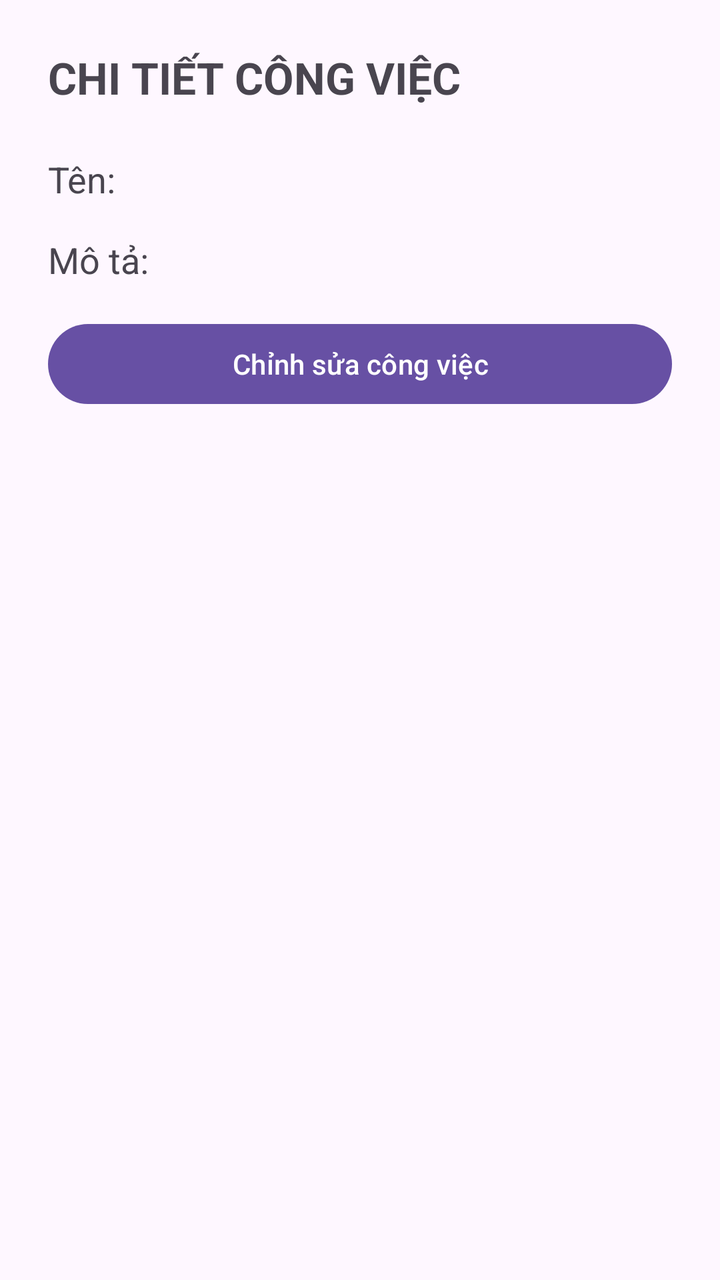
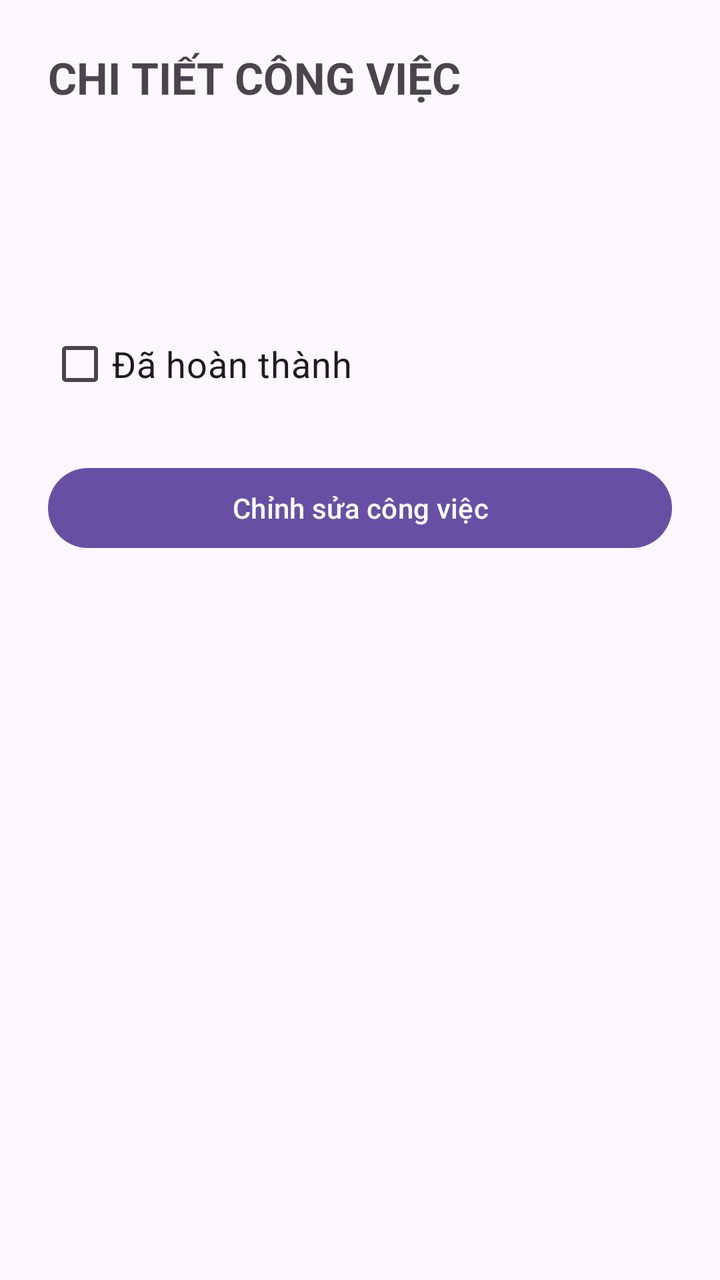

Two renders of the same Android screen: before a commit and after it. Below are the layout's source before the change and the commit's diff.
<!-- AndroidManifest.xml: application theme Theme.KiemTraLan2 -->
<!-- res/layout/activity_chi_tiet_cong_viec.xml -->
<?xml version="1.0" encoding="utf-8"?>
<LinearLayout xmlns:android="http://schemas.android.com/apk/res/android"
    android:layout_width="match_parent"
    android:layout_height="match_parent"
    android:orientation="vertical"
    android:padding="24dp">

    <TextView
        android:layout_width="wrap_content"
        android:layout_height="wrap_content"
        android:text="CHI TIẾT CÔNG VIỆC"
        android:textSize="22sp"
        android:textStyle="bold"
        android:layout_marginBottom="24dp"/>

    <TextView
        android:id="@+id/tvTenCongViec"
        android:layout_width="match_parent"
        android:layout_height="wrap_content"
        android:text="Tên: "
        android:textSize="18sp"
        android:layout_marginBottom="16dp"/>

    <TextView
        android:id="@+id/tvMoTa"
        android:layout_width="match_parent"
        android:layout_height="wrap_content"
        android:text="Mô tả: "
        android:textSize="18sp"/>

    <Button
        android:id="@+id/btnChinhSua"
        android:layout_width="match_parent"
        android:layout_height="wrap_content"
        android:text="Chỉnh sửa công việc"
        android:layout_marginTop="16dp"/>
</LinearLayout>
<!-- resources referenced by this layout -->
<resources>
  <style name="Theme.KiemTraLan2" parent="Base.Theme.KiemTraLan2" />
  <style name="Base.Theme.KiemTraLan2" parent="Theme.Material3.DayNight.NoActionBar">
          
          
      </style>
</resources>

<!-- the commit's change to res/layout/activity_chi_tiet_cong_viec.xml (unified diff, before → after) -->
@@ -17,7 +17,6 @@
         android:id="@+id/tvTenCongViec"
         android:layout_width="match_parent"
         android:layout_height="wrap_content"
-        android:text="Tên: "
         android:textSize="18sp"
         android:layout_marginBottom="16dp"/>
 
@@ -25,13 +24,21 @@
         android:id="@+id/tvMoTa"
         android:layout_width="match_parent"
         android:layout_height="wrap_content"
-        android:text="Mô tả: "
-        android:textSize="18sp"/>
+        android:textSize="18sp"
+        android:layout_marginBottom="16dp"/>
+
+    
+    <CheckBox
+        android:id="@+id/cbTrangThai"
+        android:layout_width="match_parent"
+        android:layout_height="wrap_content"
+        android:text="Đã hoàn thành"
+        android:textSize="18sp"
+        android:layout_marginBottom="24dp"/>
 
     <Button
         android:id="@+id/btnChinhSua"
         android:layout_width="match_parent"
         android:layout_height="wrap_content"
-        android:text="Chỉnh sửa công việc"
-        android:layout_marginTop="16dp"/>
+        android:text="Chỉnh sửa công việc"/>
 </LinearLayout>
